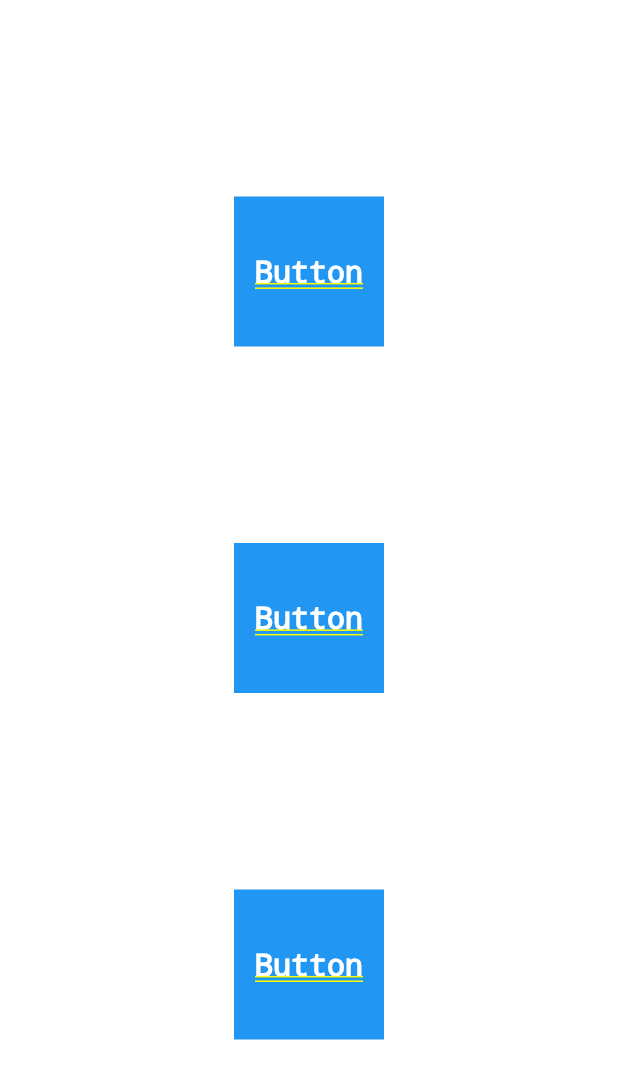
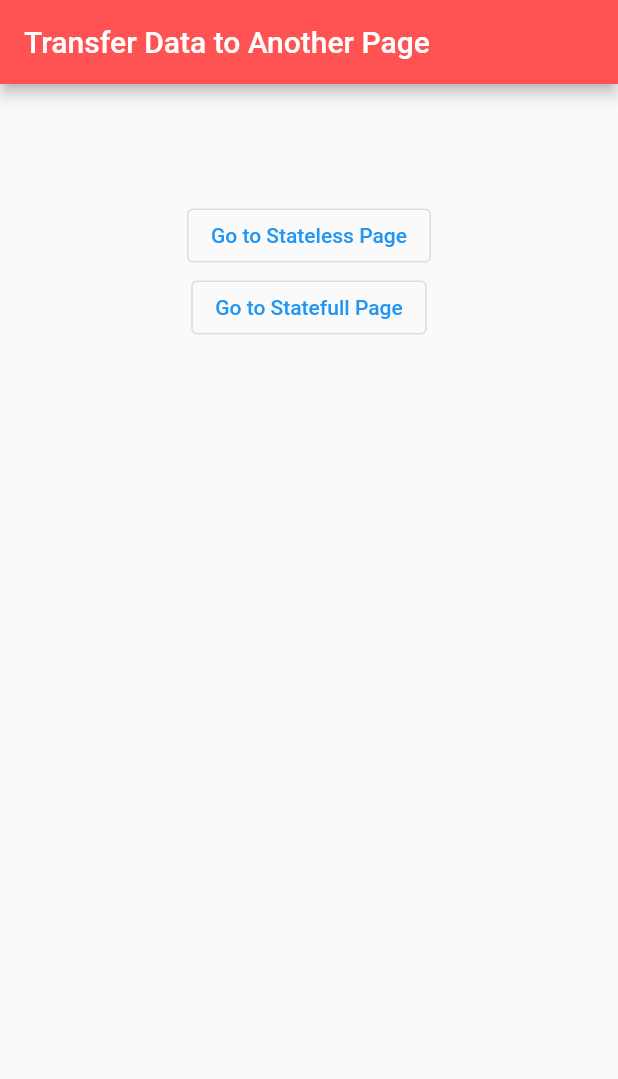
Before and after one commit to xms7104/Flutter-sample-code, a Flutter app: the screen it shows after launch, on a phone screen of 412 x 824 dp. Shown: the top 1079 px of the screen. Run offline on Flutter 3.47's test engine with Material 2 defaults, Android fonts, the phone set to English and light mode, and no system bars; our stand-ins replace dio.

Commit message:
好用範例

```diff
--- a/lib/main.dart
+++ b/lib/main.dart
@@ -1,74 +1,70 @@
 import 'package:flutter/material.dart';
-import './api.dart';
+import 'package:flutter/widgets.dart';
 
-void main() {
-  runApp(const MyApp());
-}
+//import files for page class
+import 'statefull_page.dart';
+import 'stateless_page.dart';
 
-class MyApp extends StatelessWidget {
-  const MyApp({super.key});
+void main() => runApp(MainApp());
 
-  // This widget is the root of your application.
+class MainApp extends StatelessWidget {
   @override
   Widget build(BuildContext context) {
-    return const MaterialApp(
-      title: 'Flutter RWD',
-      home: MyHomePage(title: 'Flutter RWD'),
+    return MaterialApp(
+      home: Home(),
     );
   }
 }
 
-class MyHomePage extends StatefulWidget {
-  const MyHomePage({super.key, required this.title});
-  final String title;
+class Home extends StatelessWidget {
+  String countryname = "Nepal";
+  //variable to pass in another page, you can have any other datas as well
 
   @override
-  State<MyHomePage> createState() => _MyHomePageState();
-}
-
-class _MyHomePageState extends State<MyHomePage> {
-  @override
   Widget build(BuildContext context) {
-    return LayoutBuilder(
-      builder: (BuildContext context, BoxConstraints constraints) {
-        if (constraints.maxWidth > 600) {
-          return Row(
-            mainAxisAlignment: MainAxisAlignment.spaceEvenly,
-            children: [
-              _buildButton(),
-              _buildButton(),
-              _buildButton(),
-            ],
-          );
-        } else {
-          return Column(
-            mainAxisAlignment: MainAxisAlignment.spaceEvenly,
-            children: [
-              _buildButton(),
-              _buildButton(),
-              _buildButton(),
-            ],
-          );
-        }
-      },
-    );
-  }
-
-  Widget _buildButton() {
-    return Container(
-      width: 100,
-      height: 100,
-      color: Colors.blue,
-      child: const Center(
-        child: Text(
-          'Button',
-          style: TextStyle(
-            color: Colors.white,
-            fontSize: 20,
-            fontWeight: FontWeight.bold,
-          ),
-        ),
-      ),
-    );
+    return Scaffold(
+        appBar: AppBar(
+            title: Text("Transfer Data to Another Page"),
+            backgroundColor: Colors.redAccent),
+        body: Container(
+            alignment: Alignment.center, //align to center
+            height: 250, //height to 250
+            child: Column(
+              mainAxisAlignment: MainAxisAlignment.center,
+              children: <Widget>[
+                Container(
+                    child: OutlinedButton(
+                  onPressed: () {
+                    //onpress action for button
+                    Navigator.push(context,
+                        MaterialPageRoute(builder: (context) {
+                      return StateLessPage(
+                          var1: "Kathmandu", var2: countryname, int1: 12);
+                    })); //Navigate to another page (Stateless Page) using Navigator.push()
+                    //when you use {} in constructor, then have to mention
+                    //parameter name as well like var1: "Kathmandu";
+                    //if {} not used, you have to use (Kathmandu, countryname, 12); like this
+                  },
+                  child: Text(
+                      "Go to Stateless Page"), //background color is darker, so set darker brightness
+                )),
+                Container(
+                    child: OutlinedButton(
+                  onPressed: () {
+                    Navigator.push(context,
+                        MaterialPageRoute(builder: (context) {
+                      return StatefulPage(
+                        var1: "Kathmandu",
+                        var2: countryname,
+                        int1: 12,
+                        var3: '',
+                      );
+                    })); //Navigate to another page (Stateful page)
+                  },
+                  child: Text(
+                      "Go to Statefull Page"), //background color is darker, so set darker brightness
+                ))
+              ],
+            )));
   }
 }
```
Also changed, not shown: lib/statefull_page.dart (added, +42 -0 lines), lib/stateless_page.dart (added, +35 -0 lines).
